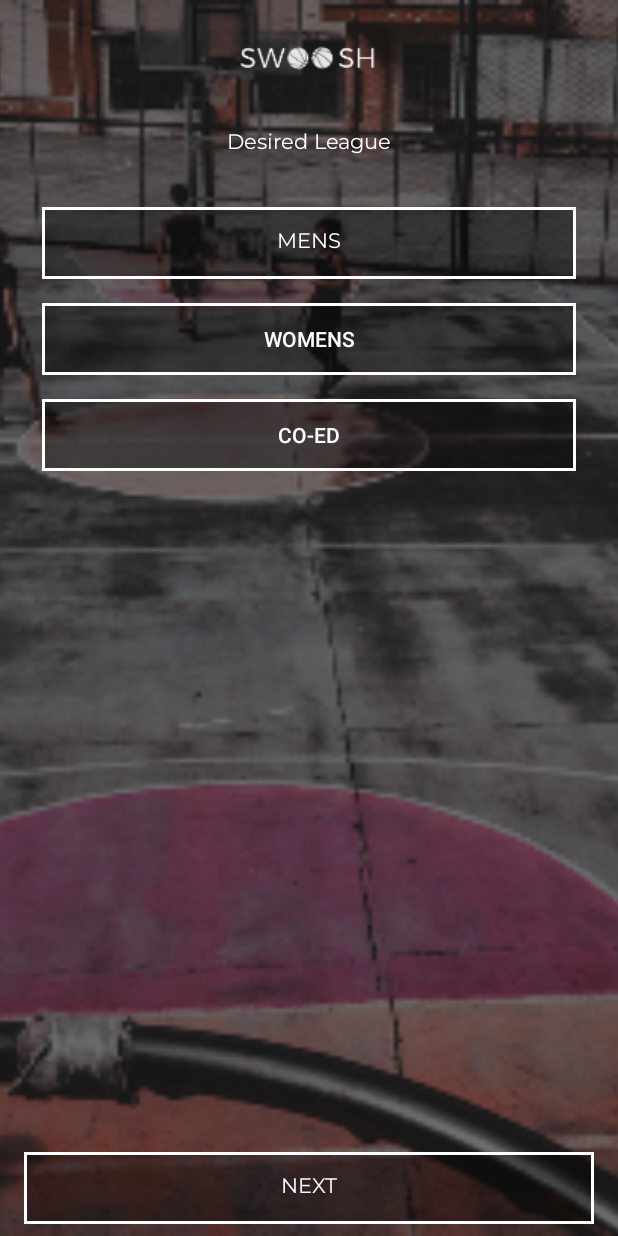
After one commit to Tonykushe/Swoosh, an Android app: the LeagueActivity screen opened directly, with no data from a screen before it, on a phone screen of 412 x 824 dp. The commit adds this screen. Run offline under Robolectric (Android 15) with nearby library versions, the phone set to English and light mode, and no system bars.

Commit message:
second activity

```diff
--- a/app/build.gradle
+++ b/app/build.gradle
@@ -24,7 +24,7 @@ android {
 
 dependencies {
     implementation fileTree(dir: 'libs', include: ['*.jar'])
-    implementation"org.jetbrains.kotlin:kotlin-stdlib-jre7:$kotlin_version"
+    implementation "org.jetbrains.kotlin:kotlin-stdlib-jre7:$kotlin_version"
     implementation 'com.android.support:appcompat-v7:26.1.0'
     implementation 'com.android.support.constraint:constraint-layout:1.0.2'
     testImplementation 'junit:junit:4.12'
--- a/app/src/main/AndroidManifest.xml
+++ b/app/src/main/AndroidManifest.xml
@@ -16,9 +16,14 @@
                 <category android:name="android.intent.category.LAUNCHER" />
             </intent-filter>
         </activity>
+
         <meta-data
             android:name="preloaded_fonts"
             android:resource="@array/preloaded_fonts" />
+
+        <activity android:name=".LeagueActivity">
+
+        </activity>
     </application>
 
 </manifest>
--- /dev/null
+++ b/app/src/main/java/ke/co/tonymugendi/swoosh/LeagueActivity.kt
@@ -0,0 +1,12 @@
+package ke.co.tonymugendi.swoosh
+
+import android.support.v7.app.AppCompatActivity
+import android.os.Bundle
+
+class LeagueActivity : AppCompatActivity() {
+
+    override fun onCreate(savedInstanceState: Bundle?) {
+        super.onCreate(savedInstanceState)
+        setContentView(R.layout.activity_league)
+    }
+}
--- /dev/null
+++ b/app/src/main/res/drawable/swoosh_checked.xml
@@ -0,0 +1,7 @@
+<?xml version="1.0" encoding="utf-8"?>
+<shape xmlns:android="http://schemas.android.com/apk/res/android">
+    <solid android:color="#592C3F"></solid>
+    <stroke android:color="@android:color/white" android:width="3dp"></stroke>
+
+
+</shape>
--- /dev/null
+++ b/app/src/main/res/drawable/swoosh_toggle.xml
@@ -0,0 +1,6 @@
+<?xml version="1.0" encoding="utf-8"?>
+<selector xmlns:android="http://schemas.android.com/apk/res/android">
+    <item android:state_checked="true" android:drawable="@drawable/swoosh_checked"></item>
+    <item android:state_checked="false" android:drawable="@drawable/swoosh_button"></item>
+
+</selector>
--- /dev/null
+++ b/app/src/main/res/layout/activity_league.xml
@@ -0,0 +1,111 @@
+<?xml version="1.0" encoding="utf-8"?>
+<android.support.constraint.ConstraintLayout xmlns:android="http://schemas.android.com/apk/res/android"
+    xmlns:app="http://schemas.android.com/apk/res-auto"
+    xmlns:tools="http://schemas.android.com/tools"
+    android:layout_width="match_parent"
+    android:layout_height="match_parent"
+    tools:context="ke.co.tonymugendi.swoosh.LeagueActivity">
+
+    <ImageView
+        android:id="@+id/imageView"
+        android:layout_width="0dp"
+        android:layout_height="0dp"
+        android:scaleType="centerCrop"
+        app:layout_constraintBottom_toBottomOf="parent"
+        app:layout_constraintEnd_toEndOf="parent"
+        app:layout_constraintStart_toStartOf="parent"
+        app:layout_constraintTop_toTopOf="parent"
+        app:srcCompat="@drawable/desiredleaguebg" />
+
+    <ImageView
+        android:id="@+id/imageView2"
+        android:layout_width="93dp"
+        android:layout_height="29dp"
+        android:layout_marginEnd="8dp"
+        android:layout_marginStart="8dp"
+        android:layout_marginTop="24dp"
+        app:layout_constraintEnd_toEndOf="parent"
+        app:layout_constraintHorizontal_bias="0.501"
+        app:layout_constraintStart_toStartOf="parent"
+        app:layout_constraintTop_toTopOf="parent"
+        app:srcCompat="@drawable/swooshlogo" />
+
+    <TextView
+        android:id="@+id/textView2"
+        android:layout_width="wrap_content"
+        android:layout_height="wrap_content"
+        android:layout_marginEnd="8dp"
+        android:layout_marginStart="8dp"
+        android:layout_marginTop="32dp"
+        android:fontFamily="@font/montserrat"
+        android:text="Desired League"
+        android:textColor="@android:color/white"
+        android:textSize="14sp"
+        app:layout_constraintEnd_toEndOf="parent"
+        app:layout_constraintStart_toStartOf="parent"
+        app:layout_constraintTop_toBottomOf="@+id/imageView2" />
+
+    <LinearLayout
+        android:id="@+id/linearLayout"
+        android:layout_width="356dp"
+        android:layout_height="wrap_content"
+        android:layout_marginEnd="32dp"
+        android:layout_marginStart="32dp"
+        android:layout_marginTop="32dp"
+        android:orientation="vertical"
+        app:layout_constraintEnd_toEndOf="parent"
+        app:layout_constraintStart_toStartOf="parent"
+        app:layout_constraintTop_toBottomOf="@+id/textView2">
+
+        <ToggleButton
+            android:id="@+id/toggleButton"
+            android:layout_width="match_parent"
+            android:layout_height="wrap_content"
+            android:background="@drawable/swoosh_button"
+            android:fontFamily="@font/montserrat"
+            android:text="mens"
+            android:textColor="@android:color/white"
+            android:textOff="mens"
+            android:textOn="mens"
+            tools:layout_editor_absoluteX="148dp"
+            tools:layout_editor_absoluteY="205dp" />
+
+        <ToggleButton
+            android:id="@+id/toggleButton2"
+            android:layout_width="match_parent"
+            android:layout_height="wrap_content"
+            android:layout_marginBottom="16dp"
+            android:layout_marginTop="16dp"
+            android:background="@drawable/swoosh_button"
+            android:text="womens"
+            android:textColor="@android:color/white"
+            android:textOff="@string/womens"
+            android:textOn="womens" />
+
+        <ToggleButton
+            android:id="@+id/toggleButton3"
+            android:layout_width="match_parent"
+            android:layout_height="wrap_content"
+            android:background="@drawable/swoosh_button"
+            android:text="co-ed"
+            android:textColor="@android:color/white"
+            android:textOff="co-ed"
+            android:textOn="co-ed" />
+    </LinearLayout>
+
+    <Button
+        android:id="@+id/button6"
+        android:layout_width="0dp"
+        android:layout_height="wrap_content"
+        android:layout_marginBottom="8dp"
+        android:layout_marginEnd="16dp"
+        android:layout_marginStart="16dp"
+        android:background="@drawable/swoosh_button"
+        android:fontFamily="@font/montserrat"
+        android:text="next"
+        android:textColor="@android:color/white"
+        app:layout_constraintBottom_toBottomOf="parent"
+        app:layout_constraintEnd_toEndOf="parent"
+        app:layout_constraintStart_toStartOf="parent" />
+
+</android.support.constraint.ConstraintLayout>
--- a/app/src/main/res/layout/activity_welcome.xml
+++ b/app/src/main/res/layout/activity_welcome.xml
@@ -70,8 +70,8 @@
 
     <TextView
         android:id="@+id/textView4"
-        android:layout_width="285dp"
-        android:layout_height="55dp"
+        android:layout_width="265dp"
+        android:layout_height="51dp"
         android:layout_marginEnd="8dp"
         android:layout_marginStart="8dp"
         android:layout_marginTop="32dp"
@@ -90,8 +90,8 @@
         android:layout_width="0dp"
         android:layout_height="wrap_content"
         android:layout_marginBottom="8dp"
-        android:layout_marginEnd="8dp"
-        android:layout_marginStart="8dp"
+        android:layout_marginEnd="16dp"
+        android:layout_marginStart="16dp"
         android:background="@drawable/swoosh_button"
         android:text="GET STARTED"
         android:textColor="@android:color/white"
--- a/app/src/main/res/values/strings.xml
+++ b/app/src/main/res/values/strings.xml
@@ -2,4 +2,5 @@
     <string name="app_name">Swoosh</string>
     <string name="bg">background</string>
     <string name="logo">logo</string>
+    <string name="womens">womens</string>
 </resources>
```
